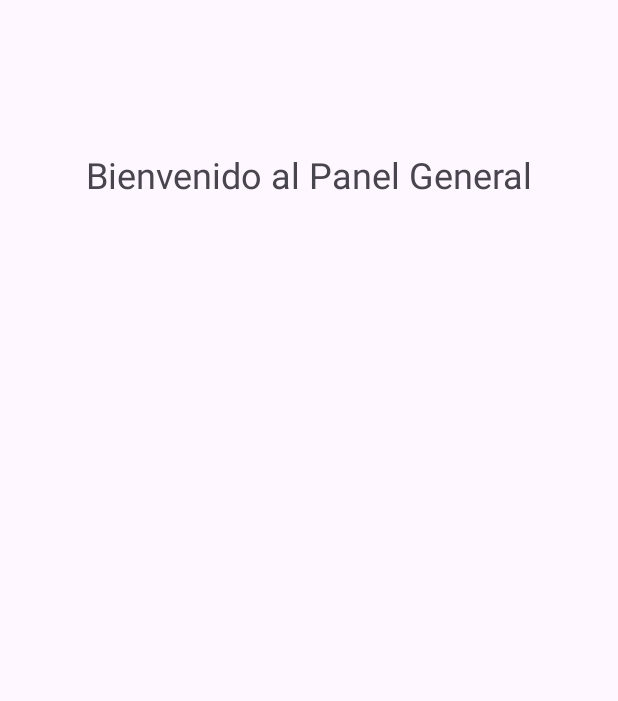
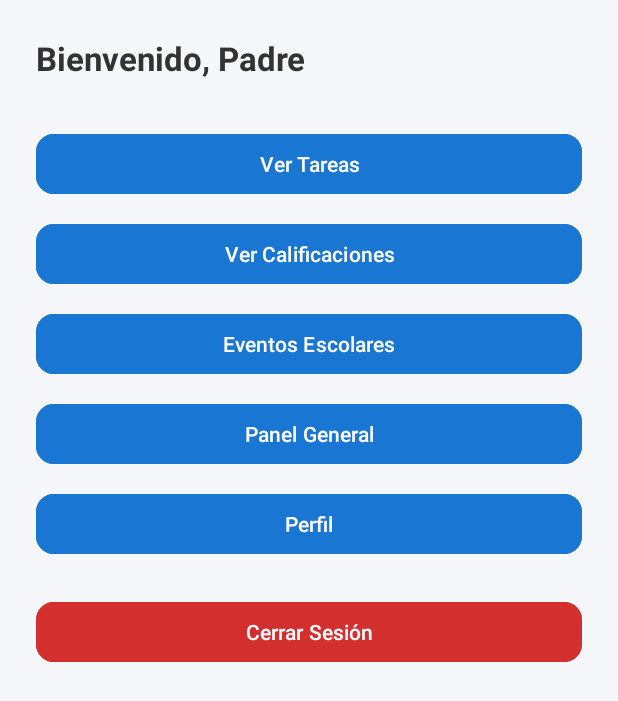
Before and after one commit to Olorenzoj/Proyecto_Final_des6, an Android app: the PanelGeneralActivity screen opened directly, with no data from a screen before it, on a phone screen of 412 x 824 dp. Shown: the top 701 px of the screen. Run offline under Robolectric (Android 15) with nearby library versions, the light colour scheme and no system bars.

Commit message:
Ventanas de Panel General, Calificaciones, Perfil

```diff
--- a/app/build.gradle.kts
+++ b/app/build.gradle.kts
@@ -49,4 +49,6 @@ dependencies {
     testImplementation(libs.junit)
     androidTestImplementation(libs.androidx.junit)
     androidTestImplementation(libs.androidx.espresso.core)
+    implementation("androidx.recyclerview:recyclerview:1.3.0")
+    implementation("androidx.cardview:cardview:1.0.0")
 }
--- a/app/src/main/java/com/example/eduparents/PanelGeneralActivity.kt
+++ b/app/src/main/java/com/example/eduparents/PanelGeneralActivity.kt
@@ -1,12 +1,62 @@
 package com.example.eduparents
 
+import android.content.Intent
 import android.os.Bundle
+import android.widget.Toast
 import androidx.appcompat.app.AppCompatActivity
+import com.example.eduparents.databinding.ActivityPanelGeneralBinding
 
 class PanelGeneralActivity : AppCompatActivity() {
 
+    private lateinit var binding: ActivityPanelGeneralBinding
+
     override fun onCreate(savedInstanceState: Bundle?) {
         super.onCreate(savedInstanceState)
-        setContentView(R.layout.activity_panel_general)  // El layout que vas a crear
+        binding = ActivityPanelGeneralBinding.inflate(layoutInflater)
+        setContentView(binding.root)
+
+        // Nombre de usuario recibido desde LoginActivity
+        val nombreUsuario = intent.getStringExtra("nombreUsuario") ?: "Padre"
+        binding.welcomeText.text = "Bienvenido, $nombreUsuario"
+
+        // Botón: Ver Tareas
+        binding.tasksButton.setOnClickListener {
+            val intent = Intent(this, TareasActivity::class.java)
+            intent.putExtra("nombreUsuario", nombreUsuario)
+            startActivity(intent)
+        }
+
+        // Botón: Ver Calificaciones
+        binding.gradesButton.setOnClickListener {
+            val intent = Intent(this, CalificacionesActivity::class.java)
+            intent.putExtra("nombreUsuario", nombreUsuario)
+            startActivity(intent)
+        }
+
+
+        // Botón: Ver Eventos
+        binding.eventsButton.setOnClickListener {
+            Toast.makeText(this, "Eventos escolares próximamente", Toast.LENGTH_SHORT).show()
+        }
+
+        // Botón: Panel General (Dashboard)
+        binding.dashboardButton.setOnClickListener {
+            Toast.makeText(this, "Se confecciona un Dashboard resumen", Toast.LENGTH_SHORT).show()
+        }
+
+        // Botón: Perfil
+        binding.profileButton.setOnClickListener {
+            val intent = Intent(this, PerfilActivity::class.java)
+            intent.putExtra("nombreUsuario", nombreUsuario)
+            startActivity(intent)
+        }
+
+        // Botón: Cerrar sesión
+        binding.logoutButton.setOnClickListener {
+            val intent = Intent(this, LoginActivity::class.java)
+            intent.flags = Intent.FLAG_ACTIVITY_NEW_TASK or Intent.FLAG_ACTIVITY_CLEAR_TASK
+            startActivity(intent)
+            finish()
+        }
     }
 }
--- a/app/src/main/res/layout/activity_panel_general.xml
+++ b/app/src/main/res/layout/activity_panel_general.xml
@@ -3,17 +3,105 @@
     xmlns:android="http://schemas.android.com/apk/res/android"
     xmlns:app="http://schemas.android.com/apk/res-auto"
     android:layout_width="match_parent"
-    android:layout_height="match_parent">
+    android:layout_height="match_parent"
+    android:padding="24dp"
+    android:background="#F5F7FA">
 
+    <!-- Título -->
     <TextView
-        android:id="@+id/tvBienvenida"
-        android:layout_width="wrap_content"
+        android:id="@+id/welcomeText"
+        android:layout_width="0dp"
         android:layout_height="wrap_content"
-        android:text="Bienvenido al Panel General"
-        android:textSize="24sp"
+        android:text="Bienvenido, Padre"
+        android:textSize="22sp"
+        android:textStyle="bold"
+        android:textColor="#333"
         app:layout_constraintTop_toTopOf="parent"
         app:layout_constraintStart_toStartOf="parent"
+        app:layout_constraintEnd_toEndOf="parent" />
+
+    <!-- Botón Tareas -->
+    <com.google.android.material.button.MaterialButton
+        android:id="@+id/tasksButton"
+        android:layout_width="0dp"
+        android:layout_height="wrap_content"
+        android:text="Ver Tareas"
+        app:cornerRadius="12dp"
+        android:backgroundTint="#1976D2"
+        android:textColor="#FFF"
+        app:layout_constraintTop_toBottomOf="@id/welcomeText"
+        app:layout_constraintStart_toStartOf="parent"
         app:layout_constraintEnd_toEndOf="parent"
-        android:layout_marginTop="100dp"/>
+        android:layout_marginTop="32dp" />
+
+    <!-- Botón Calificaciones -->
+    <com.google.android.material.button.MaterialButton
+        android:id="@+id/gradesButton"
+        android:layout_width="0dp"
+        android:layout_height="wrap_content"
+        android:text="Ver Calificaciones"
+        app:cornerRadius="12dp"
+        android:backgroundTint="#1976D2"
+        android:textColor="#FFF"
+        app:layout_constraintTop_toBottomOf="@id/tasksButton"
+        app:layout_constraintStart_toStartOf="parent"
+        app:layout_constraintEnd_toEndOf="parent"
+        android:layout_marginTop="12dp" />
+
+    <!-- Botón Eventos -->
+    <com.google.android.material.button.MaterialButton
+        android:id="@+id/eventsButton"
+        android:layout_width="0dp"
+        android:layout_height="wrap_content"
+        android:text="Eventos Escolares"
+        app:cornerRadius="12dp"
+        android:backgroundTint="#1976D2"
+        android:textColor="#FFF"
+        app:layout_constraintTop_toBottomOf="@id/gradesButton"
+        app:layout_constraintStart_toStartOf="parent"
+        app:layout_constraintEnd_toEndOf="parent"
+        android:layout_marginTop="12dp" />
+
+    <!-- Botón Panel General -->
+    <com.google.android.material.button.MaterialButton
+        android:id="@+id/dashboardButton"
+        android:layout_width="0dp"
+        android:layout_height="wrap_content"
+        android:text="Panel General"
+        app:cornerRadius="12dp"
+        android:backgroundTint="#1976D2"
+        android:textColor="#FFF"
+        app:layout_constraintTop_toBottomOf="@id/eventsButton"
+        app:layout_constraintStart_toStartOf="parent"
+        app:layout_constraintEnd_toEndOf="parent"
+        android:layout_marginTop="12dp" />
+
+    <!-- Botón Perfil -->
+    <com.google.android.material.button.MaterialButton
+        android:id="@+id/profileButton"
+        android:layout_width="0dp"
+        android:layout_height="wrap_content"
+        android:text="Perfil"
+        app:cornerRadius="12dp"
+        android:backgroundTint="#1976D2"
+        android:textColor="#FFF"
+        app:layout_constraintTop_toBottomOf="@id/dashboardButton"
+        app:layout_constraintStart_toStartOf="parent"
+        app:layout_constraintEnd_toEndOf="parent"
+        android:layout_marginTop="12dp" />
+
+    <!-- Botón Cerrar Sesión -->
+    <com.google.android.material.button.MaterialButton
+        android:id="@+id/logoutButton"
+        android:layout_width="0dp"
+        android:layout_height="wrap_content"
+        android:text="Cerrar Sesión"
+        app:cornerRadius="12dp"
+        android:backgroundTint="#D32F2F"
+        android:textColor="#FFF"
+        app:layout_constraintTop_toBottomOf="@id/profileButton"
+        app:layout_constraintStart_toStartOf="parent"
+        app:layout_constraintEnd_toEndOf="parent"
+        android:layout_marginTop="24dp" />
 
 </androidx.constraintlayout.widget.ConstraintLayout>
```
Also changed, not shown: app/src/main/AndroidManifest.xml (+15 -0 lines), app/src/main/java/com/example/eduparents/CalificacionesActivity.kt (added, +36 -0 lines), app/src/main/java/com/example/eduparents/CalificacionesAdapter.kt (added, +25 -0 lines), app/src/main/java/com/example/eduparents/DBHelper.kt (+74 -2 lines), app/src/main/java/com/example/eduparents/PerfilActivity.kt (added, +38 -0 lines), app/src/main/java/com/example/eduparents/TareasActivity.kt (added, +29 -0 lines), app/src/main/java/com/example/eduparents/TareasAdapter.kt (added, +28 -0 lines), app/src/main/res/layout/activity_calificaciones.xml (added, +30 -0 lines), app/src/main/res/layout/activity_perfil.xml (added, +55 -0 lines), app/src/main/res/layout/activity_tareas.xml (added, +31 -0 lines), app/src/main/res/layout/item_calificacion.xml (added, +18 -0 lines), app/src/main/res/layout/item_tarea.xml (added, +34 -0 lines).
